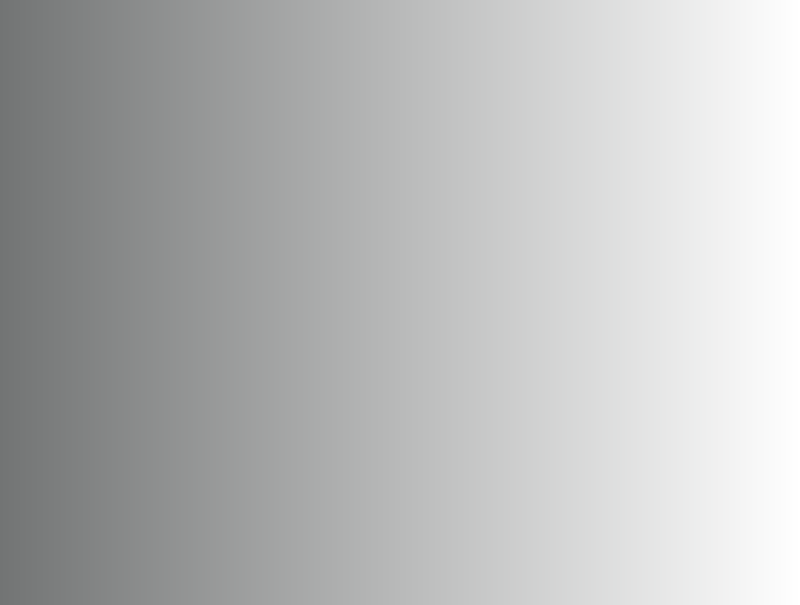
This is mainwindow.ui in trv3wood/AccountSystem-Demo as Qt 5 draws it before an edit. The edited form follows.
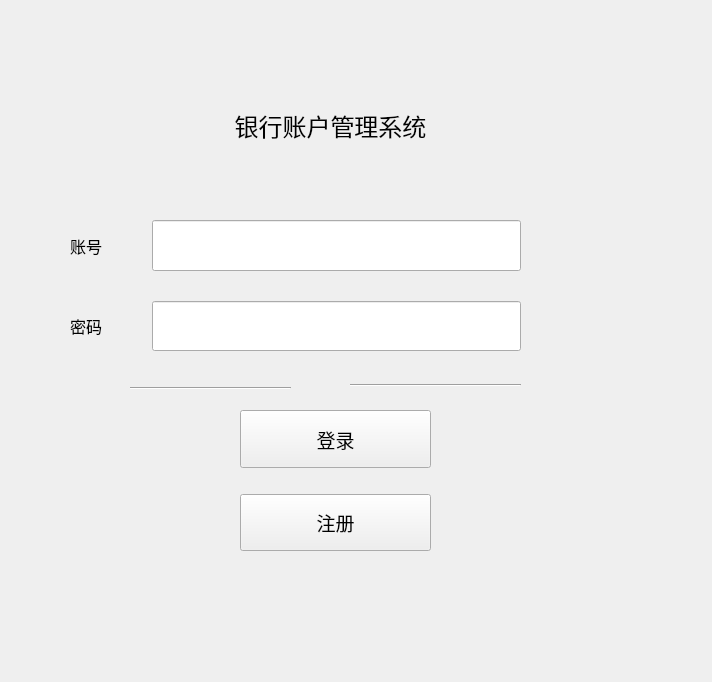
This is the edited form. Icons and pictures are not drawn.

What changed in the file:
```diff
--- a/mainwindow.ui
+++ b/mainwindow.ui
@@ -6,8 +6,8 @@
    <rect>
     <x>0</x>
     <y>0</y>
-    <width>800</width>
-    <height>605</height>
+    <width>712</width>
+    <height>682</height>
    </rect>
   </property>
   <property name="windowTitle">
@@ -15,8 +15,214 @@
   </property>
   <widget class="QWidget" name="centralwidget">
    <property name="styleSheet">
-    <string notr="true">background-color: qlineargradient(spread:pad, x1:0, y1:0, x2:1, y2:0, stop:0 rgba(114, 116, 116, 255), stop:1 rgba(255, 255, 255, 255));</string>
+    <string notr="true"/>
    </property>
+   <widget class="QLabel" name="label">
+    <property name="geometry">
+     <rect>
+      <x>170</x>
+      <y>80</y>
+      <width>321</width>
+      <height>91</height>
+     </rect>
+    </property>
+    <property name="font">
+     <font>
+      <pointsize>18</pointsize>
+     </font>
+    </property>
+    <property name="text">
+     <string>银行账户管理系统</string>
+    </property>
+    <property name="textFormat">
+     <enum>Qt::PlainText</enum>
+    </property>
+    <property name="alignment">
+     <set>Qt::AlignCenter</set>
+    </property>
+   </widget>
+   <widget class="Line" name="line">
+    <property name="geometry">
+     <rect>
+      <x>130</x>
+      <y>380</y>
+      <width>161</width>
+      <height>16</height>
+     </rect>
+    </property>
+    <property name="orientation">
+     <enum>Qt::Horizontal</enum>
+    </property>
+   </widget>
+   <widget class="Line" name="line_2">
+    <property name="geometry">
+     <rect>
+      <x>350</x>
+      <y>370</y>
+      <width>171</width>
+      <height>31</height>
+     </rect>
+    </property>
+    <property name="orientation">
+     <enum>Qt::Horizontal</enum>
+    </property>
+   </widget>
+   <widget class="QWidget" name="layoutWidget">
+    <property name="geometry">
+     <rect>
+      <x>70</x>
+      <y>220</y>
+      <width>451</width>
+      <height>131</height>
+     </rect>
+    </property>
+    <layout class="QFormLayout" name="formLayout">
+     <property name="fieldGrowthPolicy">
+      <enum>QFormLayout::AllNonFixedFieldsGrow</enum>
+     </property>
+     <property name="formAlignment">
+      <set>Qt::AlignHCenter|Qt::AlignTop</set>
+     </property>
+     <property name="horizontalSpacing">
+      <number>50</number>
+     </property>
+     <property name="verticalSpacing">
+      <number>30</number>
+     </property>
+     <property name="topMargin">
+      <number>0</number>
+     </property>
+     <property name="bottomMargin">
+      <number>0</number>
+     </property>
+     <item row="0" column="1">
+      <widget class="QLineEdit" name="lineEdit">
+       <property name="sizePolicy">
+        <sizepolicy hsizetype="Expanding" vsizetype="Expanding">
+         <horstretch>0</horstretch>
+         <verstretch>0</verstretch>
+        </sizepolicy>
+       </property>
+       <property name="font">
+        <font>
+         <pointsize>12</pointsize>
+        </font>
+       </property>
+       <property name="maxLength">
+        <number>14</number>
+       </property>
+      </widget>
+     </item>
+     <item row="1" column="0">
+      <widget class="QLabel" name="label_3">
+       <property name="sizePolicy">
+        <sizepolicy hsizetype="Expanding" vsizetype="Expanding">
+         <horstretch>0</horstretch>
+         <verstretch>0</verstretch>
+        </sizepolicy>
+       </property>
+       <property name="font">
+        <font>
+         <pointsize>12</pointsize>
+        </font>
+       </property>
+       <property name="text">
+        <string>密码</string>
+       </property>
+      </widget>
+     </item>
+     <item row="1" column="1">
+      <widget class="QLineEdit" name="lineEdit_2">
+       <property name="sizePolicy">
+        <sizepolicy hsizetype="Expanding" vsizetype="Expanding">
+         <horstretch>0</horstretch>
+         <verstretch>0</verstretch>
+        </sizepolicy>
+       </property>
+       <property name="font">
+        <font>
+         <pointsize>12</pointsize>
+        </font>
+       </property>
+       <property name="maxLength">
+        <number>16</number>
+       </property>
+       <property name="echoMode">
+        <enum>QLineEdit::Password</enum>
+       </property>
+      </widget>
+     </item>
+     <item row="0" column="0">
+      <widget class="QLabel" name="label_2">
+       <property name="sizePolicy">
+        <sizepolicy hsizetype="Expanding" vsizetype="Expanding">
+         <horstretch>0</horstretch>
+         <verstretch>0</verstretch>
+        </sizepolicy>
+       </property>
+       <property name="font">
+        <font>
+         <pointsize>12</pointsize>
+        </font>
+       </property>
+       <property name="text">
+        <string>账号</string>
+       </property>
+      </widget>
+     </item>
+    </layout>
+   </widget>
+   <widget class="QWidget" name="layoutWidget">
+    <property name="geometry">
+     <rect>
+      <x>240</x>
+      <y>410</y>
+      <width>191</width>
+      <height>141</height>
+     </rect>
+    </property>
+    <layout class="QVBoxLayout" name="verticalLayout">
+     <property name="spacing">
+      <number>26</number>
+     </property>
+     <item>
+      <widget class="QPushButton" name="pushButton">
+       <property name="sizePolicy">
+        <sizepolicy hsizetype="Expanding" vsizetype="Expanding">
+         <horstretch>0</horstretch>
+         <verstretch>0</verstretch>
+        </sizepolicy>
+       </property>
+       <property name="font">
+        <font>
+         <pointsize>14</pointsize>
+        </font>
+       </property>
+       <property name="text">
+        <string>登录</string>
+       </property>
+      </widget>
+     </item>
+     <item>
+      <widget class="QPushButton" name="pushButton_2">
+       <property name="sizePolicy">
+        <sizepolicy hsizetype="Expanding" vsizetype="Expanding">
+         <horstretch>0</horstretch>
+         <verstretch>0</verstretch>
+        </sizepolicy>
+       </property>
+       <property name="font">
+        <font>
+         <pointsize>14</pointsize>
+        </font>
+       </property>
+       <property name="text">
+        <string>注册</string>
+       </property>
+      </widget>
+     </item>
+    </layout>
+   </widget>
   </widget>
   <widget class="QMenuBar" name="menubar">
    <property name="geometry">
```
Left out of the diff: 12 changed lines with no effect on the pictures.
